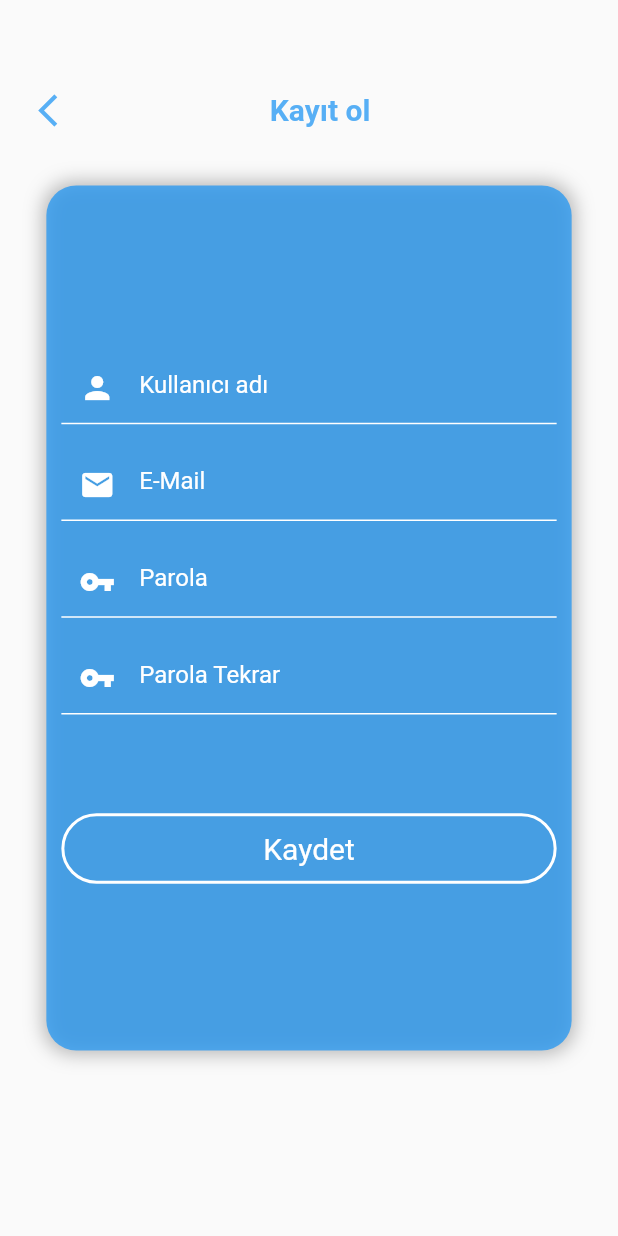
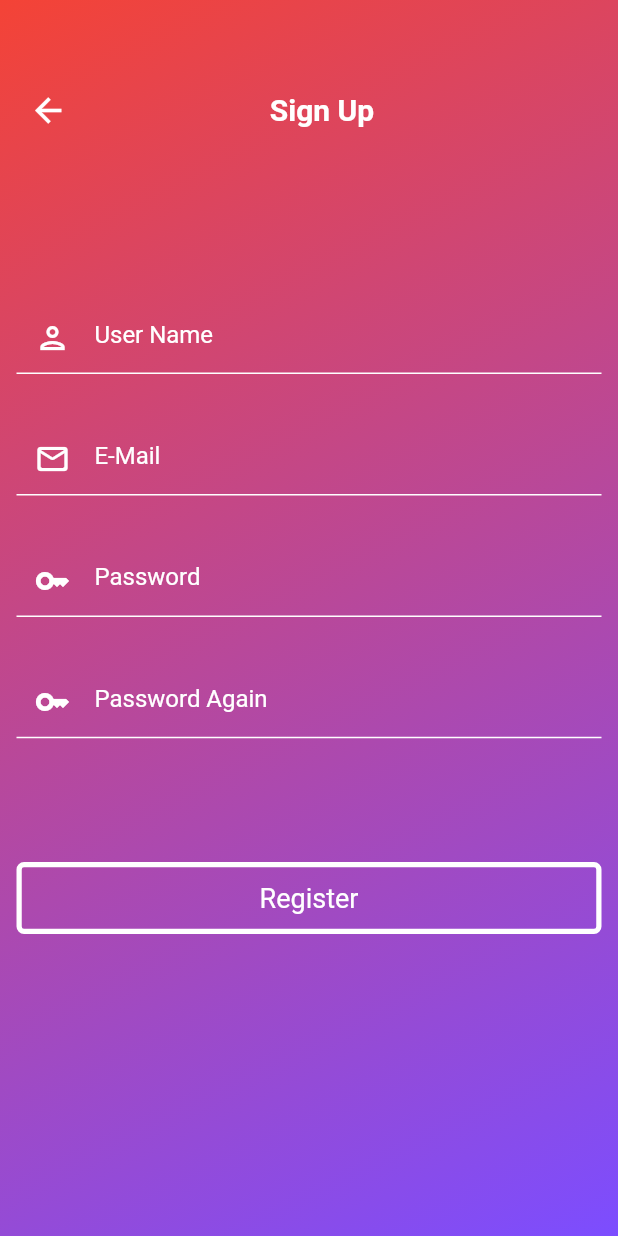
Before and after one commit to erenakgl/3311456_203311028, a Flutter app: the RegisterPage screen opened directly, on a phone screen of 412 x 824 dp. Run offline on Flutter 3.47's test engine with Material 2 defaults, Android fonts, the phone set to English and light mode, and no system bars; our stand-ins replace cloud_firestore, dio, file_picker, firebase_auth, firebase_core, flutter_inset_box_shadow and 7 more; accounts and stored records are empty; network calls fail.

Commit message:
Added new pages

```diff
--- a/healthcycle_app/lib/main.dart
+++ b/healthcycle_app/lib/main.dart
@@ -1,6 +1,5 @@
 import 'package:flutter/material.dart';
 import 'package:healthcycle_app/screens/home/home_screen.dart';
-import 'package:healthcycle_app/screens/login/home.dart';
 import 'package:healthcycle_app/screens/login/login.dart';
 import 'package:healthcycle_app/screens/menu/menu_screen.dart';
 import 'package:firebase_core/firebase_core.dart';
@@ -16,7 +15,8 @@ class MyApp extends StatelessWidget {
   @override
   Widget build(BuildContext context) {
     return MaterialApp(
-      home: LoginPage(),
+        debugShowCheckedModeBanner: false,
+      home: MenuScreen(),
     );
   }
 }
--- a/healthcycle_app/lib/screens/login/register.dart
+++ b/healthcycle_app/lib/screens/login/register.dart
@@ -8,12 +8,11 @@ class RegisterPage extends StatefulWidget {
 }
 
 class _RegisterPageState extends State<RegisterPage> {
+
+  final TextEditingController _passwordController = TextEditingController();
+  final TextEditingController _passwordAgainController = TextEditingController();
+  final TextEditingController _emailController = TextEditingController();
   final TextEditingController _nameController = TextEditingController();
-  final TextEditingController _emailController = TextEditingController();
-  final TextEditingController _passwordController = TextEditingController();
-  final TextEditingController _passwordAgainController =
-  TextEditingController();
-
   AuthService _authService = AuthService();
 
   @override
@@ -24,38 +23,32 @@ class _RegisterPageState extends State<RegisterPage> {
           children: [
             Center(
               child: Padding(
-                padding: const EdgeInsets.symmetric(horizontal: 10.0),
+                padding:EdgeInsets.only(),
                 child: Container(
-                  height: size.height * .7,
-                  width: size.width * .85,
                   decoration: BoxDecoration(
-                      color: Colors.blue.withOpacity(.75),
-                      borderRadius: BorderRadius.all(Radius.circular(20)),
-                      boxShadow: [
-                        BoxShadow(
-                            color: Colors.grey.withOpacity(.75),
-                            blurRadius: 10,
-                            spreadRadius: 2)
-                      ]),
+                      gradient: const LinearGradient(
+                          begin: Alignment.topLeft,
+                          end: Alignment.bottomRight,
+                          colors: [Colors.red, Colors.deepPurpleAccent])),
                   child: Padding(
-                    padding: const EdgeInsets.all(10.0),
+                    padding: const EdgeInsets.all(11.0),
                     child: Center(
                       child: Column(
                         mainAxisAlignment: MainAxisAlignment.center,
                         children: [
                           TextField(
                               controller: _nameController,
-                              style: TextStyle(
+                              style: const TextStyle(
                                 color: Colors.white,
                               ),
                               cursorColor: Colors.white,
                               keyboardType: TextInputType.emailAddress,
-                              decoration: InputDecoration(
+                              decoration: const InputDecoration(
                                 prefixIcon: Icon(
-                                  Icons.person,
+                                  Icons.person_outlined,
                                   color: Colors.white,
                                 ),
-                                hintText: 'Kullanıcı adı',
+                                hintText: 'User Name',
                                 prefixText: ' ',
                                 hintStyle: TextStyle(color: Colors.white),
                                 focusColor: Colors.white,
@@ -69,18 +62,18 @@ class _RegisterPageState extends State<RegisterPage> {
                                     )),
                               )),
                           SizedBox(
-                            height: size.height * 0.02,
+                            height: size.height *  0.04,
                           ),
                           TextField(
                               controller: _emailController,
-                              style: TextStyle(
+                              style: const TextStyle(
                                 color: Colors.white,
                               ),
                               cursorColor: Colors.white,
                               keyboardType: TextInputType.emailAddress,
-                              decoration: InputDecoration(
+                              decoration: const InputDecoration(
                                 prefixIcon: Icon(
-                                  Icons.mail,
+                                  Icons.mail_outline_rounded,
                                   color: Colors.white,
                                 ),
                                 hintText: 'E-Mail',
@@ -97,7 +90,7 @@ class _RegisterPageState extends State<RegisterPage> {
                                     )),
                               )),
                           SizedBox(
-                            height: size.height * 0.02,
+                            height: size.height * 0.04,
                           ),
                           TextField(
                               style: TextStyle(
@@ -106,12 +99,12 @@ class _RegisterPageState extends State<RegisterPage> {
                               cursorColor: Colors.white,
                               controller: _passwordController,
                               obscureText: true,
-                              decoration: InputDecoration(
+                              decoration: const InputDecoration(
                                 prefixIcon: Icon(
-                                  Icons.vpn_key,
+                                  Icons.key,
                                   color: Colors.white,
                                 ),
-                                hintText: 'Parola',
+                                hintText: 'Password',
                                 prefixText: ' ',
                                 hintStyle: TextStyle(color: Colors.white),
                                 focusColor: Colors.white,
@@ -125,7 +118,7 @@ class _RegisterPageState extends State<RegisterPage> {
                                     )),
                               )),
                           SizedBox(
-                            height: size.height * 0.02,
+                            height: size.height *  0.04,
                           ),
                           TextField(
                               style: TextStyle(
@@ -136,10 +129,10 @@ class _RegisterPageState extends State<RegisterPage> {
                               obscureText: true,
                               decoration: InputDecoration(
                                 prefixIcon: Icon(
-                                  Icons.vpn_key,
+                                  Icons.key,
                                   color: Colors.white,
                                 ),
-                                hintText: 'Parola Tekrar',
+                                hintText: 'Password Again',
                                 prefixText: ' ',
                                 hintStyle: TextStyle(color: Colors.white),
                                 focusColor: Colors.white,
@@ -153,7 +146,7 @@ class _RegisterPageState extends State<RegisterPage> {
                                     )),
                               )),
                           SizedBox(
-                            height: size.height * 0.08,
+                            height: size.height * 0.1,
                           ),
                           InkWell(
                             onTap: () {
@@ -172,18 +165,18 @@ class _RegisterPageState extends State<RegisterPage> {
                             child: Container(
                               padding: EdgeInsets.symmetric(vertical: 5),
                               decoration: BoxDecoration(
-                                  border: Border.all(color: Colors.white, width: 2),
+                                  border: Border.all(color: Colors.white, width: 3.5),
                                   //color: colorPrimaryShade,
                                   borderRadius:
-                                  BorderRadius.all(Radius.circular(30))),
-                              child: Padding(
-                                padding: const EdgeInsets.all(5.0),
+                                  BorderRadius.all(Radius.circular(5))),
+                              child: const Padding(
+                                padding: EdgeInsets.all(5.0),
                                 child: Center(
                                     child: Text(
-                                      "Kaydet",
+                                      "Register",
                                       style: TextStyle(
                                         color: Colors.white,
-                                        fontSize: 20,
+                                        fontSize: 18,
                                       ),
                                     )),
                               ),
@@ -206,8 +199,8 @@ class _RegisterPageState extends State<RegisterPage> {
                     IconButton(
                       onPressed: () => Navigator.pop(context),
                       icon: Icon(
-                        Icons.arrow_back_ios_outlined,
-                        color: Colors.blue.withOpacity(.75),
+                        Icons.arrow_back,
+                        color: Colors.white,
                         size: 26,
                       ),
                     ),
@@ -215,10 +208,10 @@ class _RegisterPageState extends State<RegisterPage> {
                       width: size.width * 0.3,
                     ),
                     Text(
-                      "Kayıt ol",
+                      "Sign Up",
                       style: TextStyle(
                           fontSize: 20,
-                          color: Colors.blue.withOpacity(.75),
+                          color: Colors.white,
                           fontWeight: FontWeight.bold),
                     )
                   ],
--- a/healthcycle_app/lib/screens/menu/components/body.dart
+++ b/healthcycle_app/lib/screens/menu/components/body.dart
@@ -1,6 +1,7 @@
 import 'package:flutter/material.dart' hide BoxDecoration, BoxShadow;
 import 'package:flutter_inset_box_shadow/flutter_inset_box_shadow.dart';
 import 'package:healthcycle_app/screens/home/home_screen.dart';
+import 'package:healthcycle_app/screens/login/login.dart';
 
 class Body extends StatefulWidget {
   const Body({Key? key}) : super(key: key);
@@ -31,7 +32,7 @@ class _BodyState extends State<Body> {
                           Navigator.push(
                               context,
                               MaterialPageRoute(
-                                  builder: (context) => const HomeScreen())),
+                                  builder: (context) =>  LoginPage())),
                         });
               }
             }),
```
Also changed, not shown: healthcycle_app/lib/components/griddashboard.dart (+22 -3 lines), healthcycle_app/lib/screens/chart/chart_screen.dart (added, +33 -0 lines), healthcycle_app/lib/screens/chart/components/body.dart (added, +63 -0 lines), healthcycle_app/lib/screens/loading_page/components/body.dart (added, +22 -0 lines), healthcycle_app/lib/screens/loading_page/loading_screen.dart (added, +13 -0 lines), healthcycle_app/lib/screens/login/home.dart (deleted, +0 -59 lines), healthcycle_app/lib/screens/login/login.dart (+3 -4 lines), healthcycle_app/lib/screens/service/auth_service.dart (+0 -7 lines), healthcycle_app/pubspec.yaml (+4 -3 lines), healthcycle_app/assets/images/animation1.png (added), healthcycle_app/assets/images/chart1.png (added), healthcycle_app/assets/images/document1.png (added), healthcycle_app/assets/images/save.png (added).
